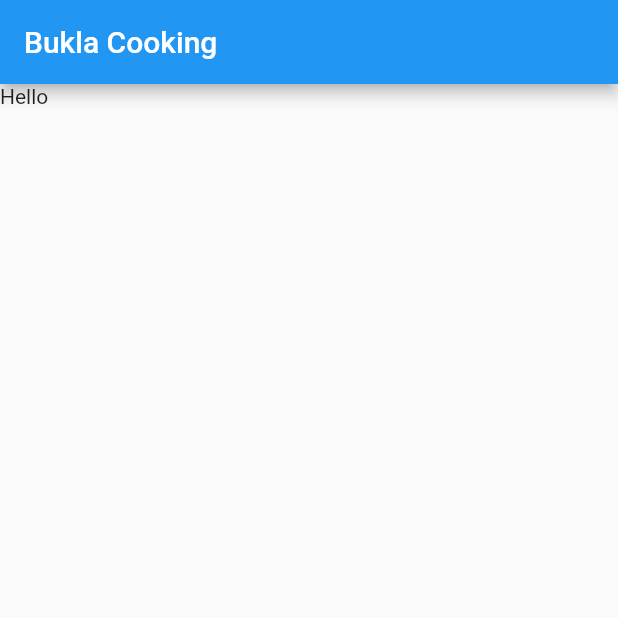
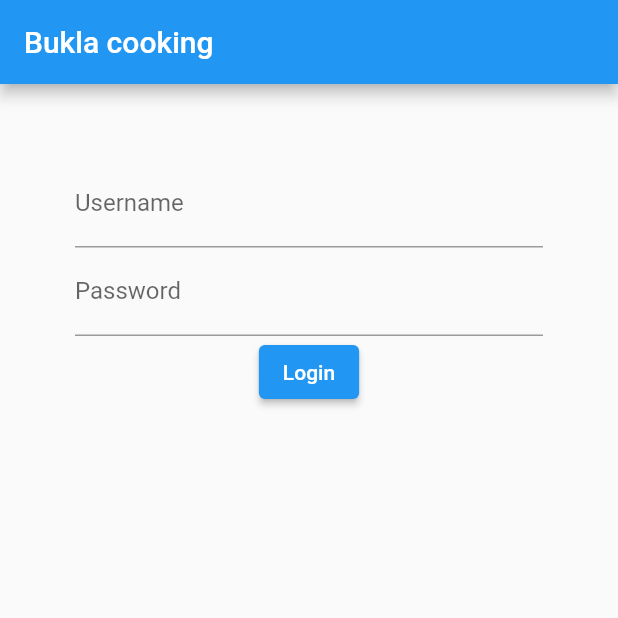
Before and after one commit to narwhal99/bukla_mobile_app, a Flutter app: the screen it shows after launch, on a phone screen of 412 x 824 dp, the top half of it. Run offline on Flutter 3.47's test engine with Material 2 defaults, Android fonts, the light colour scheme and no system bars.

Commit message:
login page / get text from input field

```diff
--- /dev/null
+++ b/lib/login.dart
@@ -0,0 +1,50 @@
+import 'package:flutter/material.dart';
+
+class Login extends StatefulWidget {
+  @override
+  _LoginState createState() => _LoginState();
+}
+
+final _logKey = GlobalKey<FormState>();
+
+class _LoginState extends State<Login> {
+  final _userName = TextEditingController();
+  final _password = TextEditingController();
+
+  @override
+  Widget build(BuildContext context) {
+    return Center(
+      child: Container(
+        padding: EdgeInsets.all(50.0),
+        child: Form(
+          key: _logKey,
+          child: Column(
+            children: [
+              TextFormField(
+                autofocus: false,
+                decoration: InputDecoration(
+                  hintText: 'Username',
+                  labelText: 'Username',
+                ),
+                controller: _userName,
+              ),
+              TextFormField(
+                decoration: InputDecoration(
+                  hintText: 'Password',
+                  labelText: 'Password',
+                ),
+                controller: _password,
+              ),
+              ElevatedButton(
+                  child: Text('Login'),
+                  onPressed: () {
+                    print(_userName.text);
+                    print(_password.text);
+                  })
+            ],
+          ),
+        ),
+      ),
+    );
+  }
+}
--- a/lib/main.dart
+++ b/lib/main.dart
@@ -1,15 +1,20 @@
 import 'package:flutter/material.dart';
+import 'login.dart';
 
-void main() => runApp(HomePage());
+void main() => runApp(MyApp());
 
-class HomePage extends StatelessWidget {
+class MyApp extends StatelessWidget {
   @override
   Widget build(BuildContext context) {
     return MaterialApp(
-        home: Scaffold(
-            appBar: AppBar(
-              title: Text('Bukla Cooking'),
-            ),
-            body: Text('Hello')));
+      home: Scaffold(
+        appBar: AppBar(
+          title: Text(
+            'Bukla cooking',
+          ),
+        ),
+        body: Login(),
+      ),
+    );
   }
 }
```
